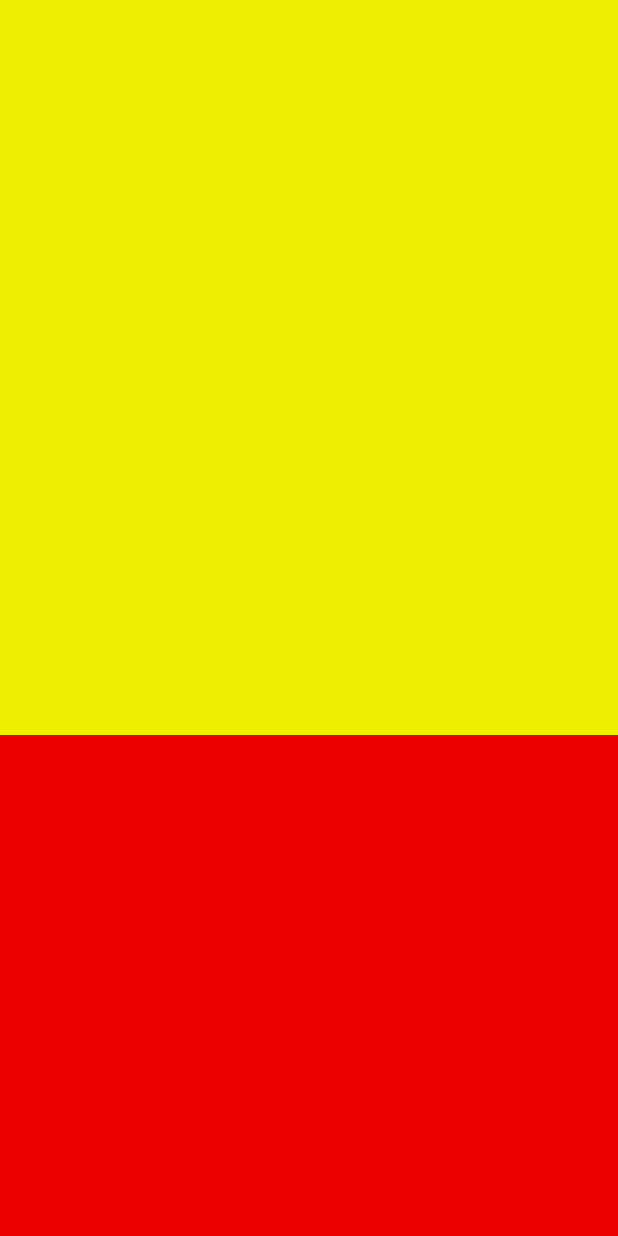
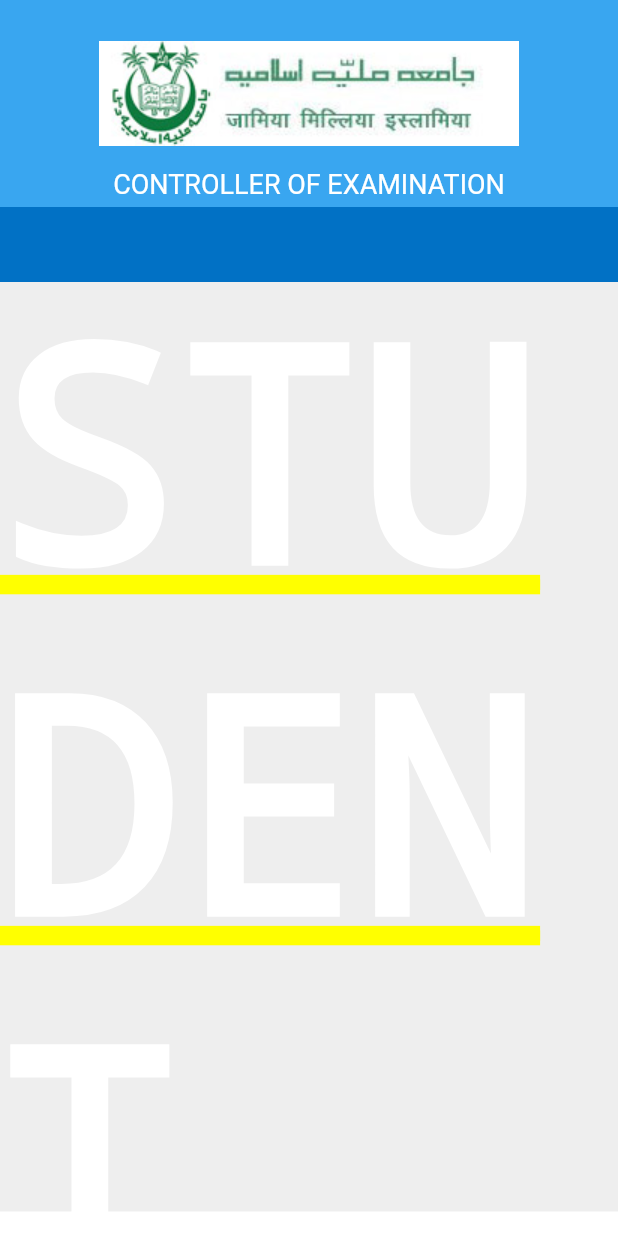
Before and after one commit to Muskan-Khan/Jamia-Students-Portal-App, a Flutter app: the screen it shows after launch, on a phone screen of 412 x 824 dp. Run offline on Flutter 3.47's test engine with Material 2 defaults, Android fonts, the phone set to English and light mode, and no system bars.

Commit message:
Login screen with some text field

```diff
--- a/students_portal/lib/internal_screens/dashboard_elements.dart
+++ b/students_portal/lib/internal_screens/dashboard_elements.dart
@@ -83,7 +83,7 @@
         return SingleChildScrollView(
           child: ConstrainedBox(
             constraints: BoxConstraints(
-              minHeight: viewportConstraints.maxHeight,
+              minHeight: viewportConstraints.maxHeight / 5,
             ),
             child: IntrinsicHeight(
               child: Column(
@@ -91,13 +91,13 @@
                   Container(
                     // A fixed-height child.
                     color: const Color(0xffeeee00), // Yellow
-                    height: 490.0,
+                    height: 290.0,
                     alignment: Alignment.center,
                   ),
                   Container(
                     // A fixed-height child.
                     color: const Color(0xffee0000), // Yellow
-                    height: 1090.0,
+                    height: 490.0,
                     alignment: Alignment.center,
                   ),
                 ],
--- a/students_portal/lib/internal_screens/header.dart
+++ b/students_portal/lib/internal_screens/header.dart
@@ -43,7 +43,10 @@
                 ),
               ],
             ),
-            const Login(),
+            Container(
+              color: const Color(0Xff0171c5),
+              height: 50.0,
+            ),
           ],
         ));
   }
@@ -64,6 +67,7 @@
   @override
   bool shouldReclip(CustomClipper<Path> oldClipper) => false;
 }
+
 class Login extends StatelessWidget {
   const Login({Key? key}) : super(key: key);
 
--- a/students_portal/lib/internal_screens/login.dart
+++ b/students_portal/lib/internal_screens/login.dart
@@ -1,20 +1,35 @@
 import 'package:flutter/material.dart';
-//import 'package:hexcolor:hexcolor/hexcolor.dart';
+import 'package:students_portal/internal_screens/header.dart';
 
-class Login extends StatefulWidget {
-  const Login({Key? key}) : super(key: key);
+class LoginField extends StatelessWidget {
+  const LoginField({Key? key}) : super(key: key);
 
   @override
-  _LoginState createState() => _LoginState();
+  Widget build(BuildContext context) {
+    // TODO: implement build
+    return Column(children: [
+      const CustomHeader(),
+      Stack(
+        children: [
+          Container(
+            height: MediaQuery.of(context).size.height * 0.752,
+            color: const Color(0xffeeeeee),
+          ),
+          LoginFieldHead()
+        ],
+      )
+    ]);
+  }
 }
 
-class _LoginState extends State<Login> {
+class LoginFieldHead extends StatelessWidget {
   @override
   Widget build(BuildContext context) {
-    return Center(
-      child: Container(
-        color: const Color(0Xff0171c5),
-        height: 50.0,
+    // TODO: implement build
+    return const Center(
+      child: Text(
+        "STUDENT",
+        style: TextStyle(decoration: null, color: Colors.white, fontSize: 200),
       ),
     );
   }
```
Also changed, not shown: students_portal/lib/internal_screens/dashboard.dart (+24 -7 lines), students_portal/lib/main.dart (+13 -19 lines).
